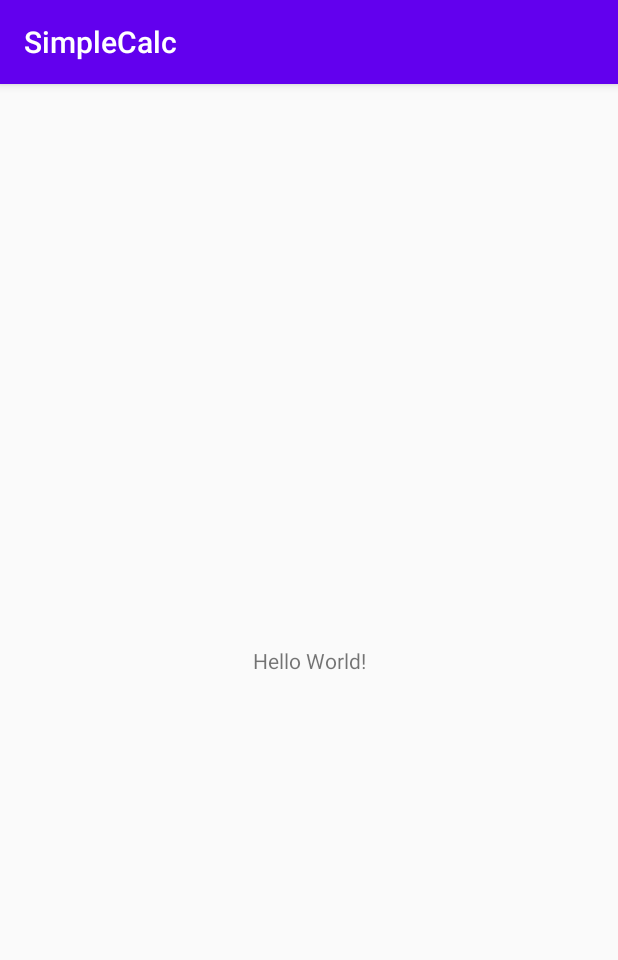
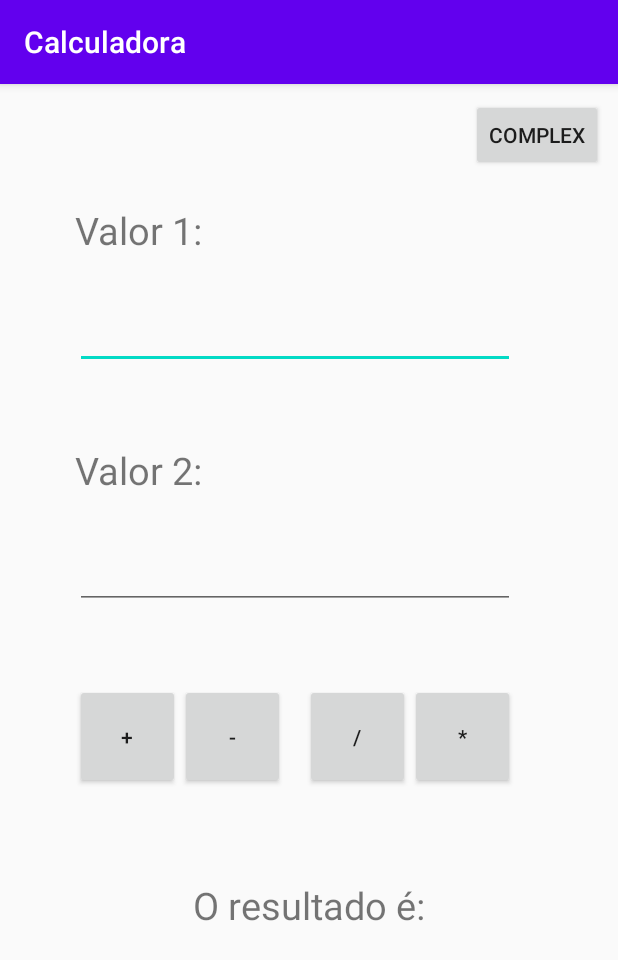
Before and after one commit to ThiagoPereiraUFV/Calculator-Android, an Android app: the screen it shows after launch (MainActivity), on a phone screen of 412 x 824 dp. Shown: the top 960 px of the screen. Run offline under Robolectric (Android 15) with nearby library versions, the phone set to English and light mode, and no system bars.

Commit message:
Layout simple calc finished

```diff
--- a/app/src/main/java/com/example/simplecalc/MainActivity.java
+++ b/app/src/main/java/com/example/simplecalc/MainActivity.java
@@ -5,10 +5,15 @@ import androidx.appcompat.app.AppCompatActivity;
 import android.os.Bundle;
 
 public class MainActivity extends AppCompatActivity {
+	private String value1;
+	private String value2;
 
 	@Override
 	protected void onCreate(Bundle savedInstanceState) {
 		super.onCreate(savedInstanceState);
+
+		value1 = value2 = "";
+
 		setContentView(R.layout.activity_main);
 	}
 }
--- a/app/src/main/res/layout/activity_main.xml
+++ b/app/src/main/res/layout/activity_main.xml
@@ -6,13 +6,105 @@
     android:layout_height="match_parent"
     tools:context=".MainActivity">
 
-    <TextView
+    <Button
+        android:id="@+id/changeCalc"
         android:layout_width="wrap_content"
         android:layout_height="wrap_content"
-        android:text="Hello World!"
-        app:layout_constraintBottom_toBottomOf="parent"
+        android:text="Complex"
+        android:tag="change"
+        app:layout_constraintTop_toTopOf="parent"
+        app:layout_constraintRight_toRightOf="parent"
+        android:layout_marginTop="10dp"
+        android:layout_marginEnd="10dp" />
+
+    <TextView
+        android:id="@+id/textValue1"
+        android:layout_width="wrap_content"
+        android:layout_height="wrap_content"
+        android:text="@string/value1"
+        android:textSize="25sp"
+        app:layout_constraintTop_toTopOf="parent"
+        app:layout_constraintLeft_toLeftOf="parent"
+        android:layout_marginTop="80dp"
+        android:layout_marginStart="50dp"/>
+
+    <TextView
+        android:id="@+id/textValue2"
+        android:layout_width="wrap_content"
+        android:layout_height="wrap_content"
+        android:text="@string/value2"
+        android:textSize="25sp"
+        app:layout_constraintTop_toBottomOf="@id/value1"
+        app:layout_constraintLeft_toLeftOf="@id/textValue1"
+        android:layout_marginTop="50dp" />
+
+    <EditText
+        android:id="@+id/value1"
+        android:layout_width="wrap_content"
+        android:layout_height="wrap_content"
+        android:ems="10"
+        android:inputType="number"
+        android:textSize="25sp"
+        app:layout_constraintTop_toBottomOf="@id/textValue1"
+        app:layout_constraintLeft_toLeftOf="@id/textValue1"
+        android:layout_marginTop="20dp" />
+
+    <EditText
+        android:id="@+id/value2"
+        android:layout_width="wrap_content"
+        android:layout_height="wrap_content"
+        android:ems="10"
+        android:inputType="number"
+        android:textSize="25sp"
+        app:layout_constraintTop_toBottomOf="@id/textValue2"
+        app:layout_constraintLeft_toLeftOf="@id/textValue2"
+        android:layout_marginTop="20dp" />
+
+    <Button
+        android:id="@+id/add"
+        android:layout_width="70dp"
+        android:layout_height="70dp"
+        android:text="+"
+        android:tag="add"
+        app:layout_constraintTop_toBottomOf="@id/value2"
+        app:layout_constraintLeft_toLeftOf="@id/textValue1"
+        android:layout_marginTop="50dp" />
+
+    <Button
+        android:id="@+id/sub"
+        android:layout_width="70dp"
+        android:layout_height="70dp"
+        android:text="-"
+        android:tag="sub"
+        app:layout_constraintTop_toTopOf="@id/add"
+        app:layout_constraintLeft_toRightOf="@id/add" />
+
+    <Button
+        android:id="@+id/mul"
+        android:layout_width="70dp"
+        android:layout_height="70dp"
+        android:text="*"
+        android:tag="mul"
+        app:layout_constraintTop_toTopOf="@id/add"
+        app:layout_constraintRight_toRightOf="@id/value2" />
+
+    <Button
+        android:id="@+id/div"
+        android:layout_width="70dp"
+        android:layout_height="70dp"
+        android:text="/"
+        android:tag="div"
+        app:layout_constraintTop_toTopOf="@id/add"
+        app:layout_constraintRight_toLeftOf="@id/mul" />
+
+    <TextView
+        android:id="@+id/result"
+        android:layout_width="wrap_content"
+        android:layout_height="wrap_content"
+        android:text="@string/result"
+        android:textSize="25sp"
+        app:layout_constraintTop_toBottomOf="@id/value2"
         app:layout_constraintLeft_toLeftOf="parent"
         app:layout_constraintRight_toRightOf="parent"
-        app:layout_constraintTop_toTopOf="parent" />
-
+        android:layout_marginTop="180dp" />
 </androidx.constraintlayout.widget.ConstraintLayout>
--- a/app/src/main/res/values/strings.xml
+++ b/app/src/main/res/values/strings.xml
@@ -1,3 +1,6 @@
 <resources>
-    <string name="app_name">SimpleCalc</string>
+    <string name="app_name">Calculadora</string>
+    <string name="value1">Valor 1:</string>
+    <string name="value2">Valor 2:</string>
+    <string name="result">O resultado é:</string>
 </resources>
```
